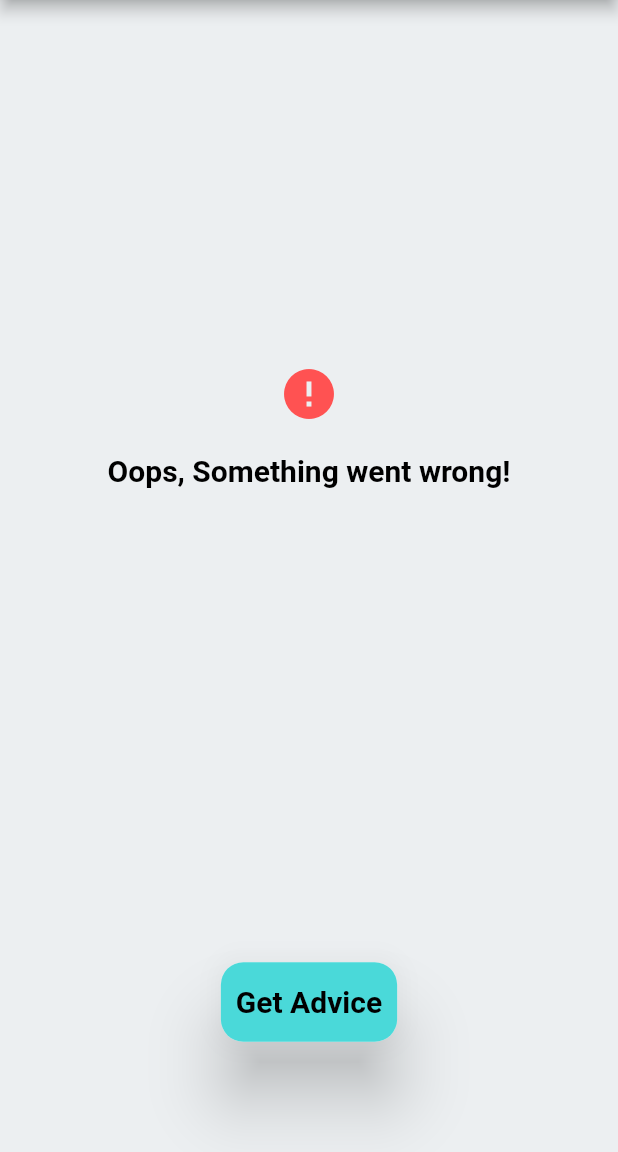
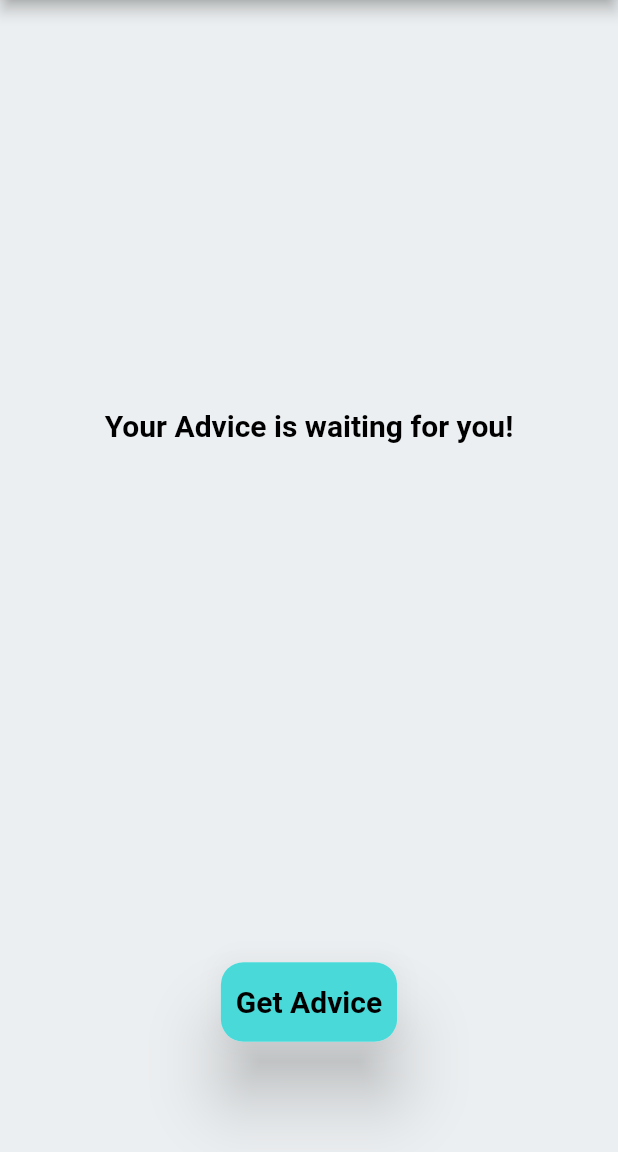
Before and after one commit to wilfredgicharu/AdviseAppApi-Flutter---Udemy, a Flutter app: the screen it shows after launch, on a phone screen of 412 x 824 dp, the part 84-1236 px from its top. Run offline on Flutter 3.47's test engine with Material 2 defaults, Android fonts, the phone set to English and light mode, and no system bars; our stand-ins replace equatable, flutter_bloc; Roboto replaces fonts that are missing (Rubik).

Commit message:
adding cubit and bloc

```diff
--- a/lib/application/pages/advice/advice_page.dart
+++ b/lib/application/pages/advice/advice_page.dart
@@ -1,10 +1,25 @@
 import 'package:advise/application/core/services.dart';
+import 'package:advise/application/pages/advice/cubit/advicer_cubit.dart';
 import 'package:advise/application/pages/advice/widgets/advice_field.dart';
 import 'package:advise/application/pages/advice/widgets/custom_button.dart';
 import 'package:advise/application/pages/advice/widgets/error_message.dart';
 import 'package:flutter/cupertino.dart';
 import 'package:flutter/material.dart';
+import 'package:flutter_bloc/flutter_bloc.dart';
 import 'package:provider/provider.dart';
+
+class AdvicePageWrapperProvider extends StatelessWidget{
+  const AdvicePageWrapperProvider({super.key});
+
+  @override
+  Widget build(BuildContext context) {
+    return BlocProvider(
+      create: (context) => AdvicerCubit(),
+      child: AdvicerPage(),
+    );
+  }
+
+}
 
 class AdvicerPage extends StatelessWidget {
   const AdvicerPage({Key? key}) : super(key: key);
@@ -28,21 +43,30 @@ class AdvicerPage extends StatelessWidget {
         body: Padding(
           padding: EdgeInsets.symmetric(horizontal: 50),
           child: Column(
-            children: const [
+            children: [
               Expanded(
                   child: Center(
-                child: ErrorMessage(message: 'Oops, Something went wrong! ',)
-                    /* AdviseField(
-                  advise: "Fred will be great software Developer",
-                ), */
-                /* child: CircularProgressIndicator(
-                  color: themeData.colorScheme.secondary,
-                ) */
-
-                /* Text(
-                  "Your advice is waiting for you.",
-                  style: themeData.textTheme.headline1,
-                ) */
+                    child: BlocBuilder<AdvicerCubit, AdvicerCubitState>(
+                      builder: (context, state) {
+                        if (state is AdvicerInitial) {
+                          return Text(
+                            'Your Advice is waiting for you!',
+                            style: themeData.textTheme.displayLarge,
+                          );
+                        } else if (state is AdvicerStateLoading) {
+                          return CircularProgressIndicator(
+                            color: themeData.colorScheme.secondary,
+                          );
+                        } else if (state is AdvicerStateLoaded) {
+                          return AdviseField(
+                            advise: state.advice,
+                          );
+                        } else if (state is AdvicerStateError) {
+                          return ErrorMessage(message: state.message);
+                        }
+                        return const SizedBox();
+                      },
+                    ),
               )),
               SizedBox(
                 height: 200,
--- /dev/null
+++ b/lib/application/pages/advice/cubit/advicer_cubit.dart
@@ -0,0 +1,21 @@
+import 'package:advise/domain/usecases/advice_use_cases.dart';
+import 'package:equatable/equatable.dart';
+import 'package:flutter/cupertino.dart';
+import 'package:flutter_bloc/flutter_bloc.dart';
+
+part 'advicer_state.dart';
+
+class AdvicerCubit extends Cubit<AdvicerCubitState> {
+  AdvicerCubit() : super(AdvicerInitial());
+
+  final AdviceUseCases adviceUseCases = AdviceUseCases();
+
+  void adviceRequested() async {
+    emit(AdvicerStateLoading());
+    //add b/s logic here
+
+    final advice = await adviceUseCases.getAdvice();
+
+    emit(AdvicerStateLoaded(advice: advice));
+  }
+}
--- /dev/null
+++ b/lib/application/pages/advice/cubit/advicer_state.dart
@@ -0,0 +1,31 @@
+part of 'advicer_cubit.dart';
+
+abstract class AdvicerCubitState extends Equatable {
+  const AdvicerCubitState();
+
+  @override
+  List<Object> get props => [];
+}
+
+class AdvicerInitial extends AdvicerCubitState {
+  const AdvicerInitial();
+}
+
+class AdvicerStateLoading extends AdvicerCubitState {
+  const AdvicerStateLoading();
+}
+
+class AdvicerStateLoaded extends AdvicerCubitState {
+  final String advice;
+  const AdvicerStateLoaded({required this.advice});
+
+  @override
+  List<Object> get props => [advice];
+}
+
+class AdvicerStateError extends AdvicerCubitState {
+  final String message;
+  const AdvicerStateError({required this.message});
+  @override
+  List<Object> get props => [message];
+}
--- /dev/null
+++ b/lib/domain/usecases/advice_use_cases.dart
@@ -0,0 +1,6 @@
+class AdviceUseCases{
+  Future<String> getAdvice() async{
+    await Future.delayed(Duration(seconds: 3), (){});
+    return 'Fake advice o test usecases';
+  }
+}
--- a/lib/main.dart
+++ b/lib/main.dart
@@ -22,7 +22,7 @@ class MyApp extends StatelessWidget {
         themeMode: themeService.isDarkModeOn ? ThemeMode.dark : ThemeMode.light,
         theme: AppTheme.lightTheme,
         darkTheme: AppTheme.darkTheme,
-        home: const AdvicerPage(),
+        home: const AdvicePageWrapperProvider(),
       );
     });
   }
```
